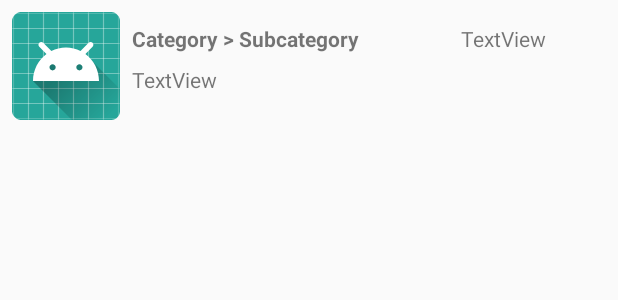
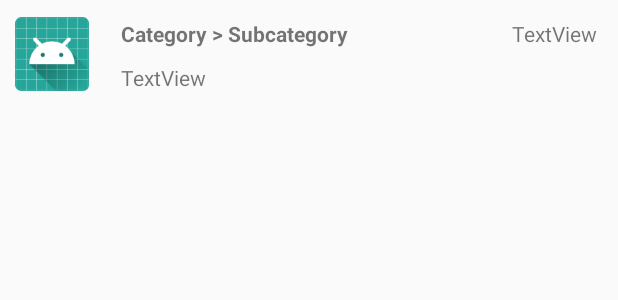
Before and after one commit to Oxymium/MyNews, an Android app: the layout article_view.xml on its own in the app's theme, with its tools: preview values and no code run, on a phone screen of 412 x 824 dp. Shown: the top 300 px of the screen. Run offline under Robolectric (Android 15) with nearby library versions, the phone set to English and light mode, and no system bars.

Commit message:
Added : - Finished MostPopular/TopStories content - Some layout changes

```diff
--- a/app/src/main/java/com/raspberyl/mynews/controller/DocsAdapter.java
+++ b/app/src/main/java/com/raspberyl/mynews/controller/DocsAdapter.java
@@ -62,7 +62,10 @@ public class DocsAdapter extends RecyclerView.Adapter<DocsAdapter.MyViewHolder>
         final Docs docs = mDocsList.get(position);
 
 
-        holder.description.setText(docs.getWeb_url());
+        // Display「Date」in the View.
+        // Output format should be「dd/MM/yy」 (for instance: 10/03/18 for 10th March 2018)
+        holder.description.setText(docs.getSnippet());
+
     }
 
     @Override
--- a/app/src/main/java/com/raspberyl/mynews/fragments/FragmentMostPopular.java
+++ b/app/src/main/java/com/raspberyl/mynews/fragments/FragmentMostPopular.java
@@ -69,8 +69,8 @@ public class FragmentMostPopular extends Fragment {
                 mMostPopularList = response.body().getResults();
 
                 // Json output into console
-                //Log.v("「Most popular」response", (Integer.toString(MOSTPOPULAR_ANSWER_CODE)));
-                //Log.w("Full「Most popular」json", new GsonBuilder().setPrettyPrinting().create().toJson(response));
+                Log.v("「Most popular」response", (Integer.toString(MOSTPOPULAR_ANSWER_CODE)));
+                Log.w("Full「Most popular」json", new GsonBuilder().setPrettyPrinting().create().toJson(response));
 
 
                 mArticleAdapter = new ArticleAdapter(mMostPopularList, getContext());
--- a/app/src/main/res/layout/article_view.xml
+++ b/app/src/main/res/layout/article_view.xml
@@ -1,52 +1,79 @@
 <?xml version="1.0" encoding="utf-8"?>
-<android.support.constraint.ConstraintLayout
+<LinearLayout
     xmlns:android="http://schemas.android.com/apk/res/android"
     xmlns:app="http://schemas.android.com/apk/res-auto"
     xmlns:tools="http://schemas.android.com/tools"
-    android:layout_width="380dp"
-    android:layout_height="wrap_content">
+    android:layout_width="match_parent"
+    android:layout_height="wrap_content"
+    android:orientation="horizontal"
+    android:weightSum="4"
+    android:id="@+id/view_layout">
+
+    <LinearLayout
+        android:layout_weight="1"
+        android:layout_width="wrap_content"
+        android:layout_height="wrap_content"
+        android:paddingLeft="10dp"
+        android:paddingEnd="10dp">
 
         <ImageView
             android:id="@+id/article_thumbnail"
-        android:layout_width="wrap_content"
-        android:layout_height="wrap_content"
-        android:layout_marginStart="8dp"
-        android:layout_marginTop="8dp"
+            android:layout_width="match_parent"
+            android:layout_height="match_parent"
+
             app:layout_constraintStart_toStartOf="parent"
             app:layout_constraintTop_toTopOf="parent"
             app:srcCompat="@mipmap/ic_launcher" />
+
+    </LinearLayout>
+
+
+    <RelativeLayout
+        android:layout_weight="3"
+        android:id="@+id/relativeLayout"
+        android:layout_width="wrap_content"
+        android:layout_height="94dp"
+        android:layout_alignParentStart="true"
+        android:layout_below="@+id/article_thumbnail"
+        >
+
+        <TextView
+            android:id="@+id/article_date"
+            android:layout_width="wrap_content"
+            android:layout_height="wrap_content"
+            android:layout_alignBaseline="@+id/article_category"
+            android:layout_alignBottom="@+id/article_category"
+            android:layout_alignParentEnd="true"
+            android:layout_marginEnd="14dp"
+            android:text="TextView" />
 
         <TextView
             android:id="@+id/article_category"
             android:layout_width="wrap_content"
             android:layout_height="wrap_content"
-        android:layout_marginStart="8dp"
-        android:layout_marginTop="16dp"
+            android:layout_above="@+id/article_content"
+            android:layout_alignParentStart="true"
+            android:layout_marginStart="11dp"
             android:text="Category > Subcategory"
-        android:textStyle="bold"
-        app:layout_constraintStart_toEndOf="@+id/article_thumbnail"
-        app:layout_constraintTop_toTopOf="parent" />
-
+            android:textStyle="bold" />
 
         <TextView
             android:id="@+id/article_content"
-        android:layout_width="278dp"
-        android:layout_height="39dp"
-        android:layout_marginStart="8dp"
-        android:layout_marginTop="8dp"
+            android:layout_width="wrap_content"
+            android:layout_height="wrap_content"
+            android:layout_alignEnd="@+id/article_date"
+            android:layout_alignStart="@+id/article_category"
+            android:layout_centerVertical="true"
             android:ellipsize="end"
             android:maxLines="2"
-        android:text="TextView"
-        app:layout_constraintStart_toEndOf="@+id/article_thumbnail"
-        app:layout_constraintTop_toBottomOf="@+id/article_category" />
+            android:paddingTop="10dp"
+            android:text="TextView" />
 
-    <TextView
-        android:id="@+id/article_date"
-        android:layout_width="wrap_content"
-        android:layout_height="wrap_content"
-        android:layout_marginEnd="16dp"
-        android:layout_marginTop="16dp"
-        android:text="TextView"
-        app:layout_constraintEnd_toEndOf="parent"
-        app:layout_constraintTop_toTopOf="parent" />
-</android.support.constraint.ConstraintLayout>
+
+
+    </RelativeLayout>
+
+
+
+
+</LinearLayout>
--- a/gradle.properties
+++ b/gradle.properties
@@ -9,7 +9,9 @@
 
 # Specifies the JVM arguments used for the daemon process.
 # The setting is particularly useful for tweaking memory settings.
-org.gradle.jvmargs=-Xmx1536m
+org.gradle.parallel=true
+org.gradle.daemon=true
+org.gradle.jvmargs=-Xms2048m -Xmx4096m
 
 # When configured, Gradle will run in incubating parallel mode.
 # This option should only be used with decoupled projects. More details, visit
```
Also changed, not shown: app/src/main/java/com/raspberyl/mynews/controller/ArticleAdapter.java (+23 -3 lines), app/src/main/java/com/raspberyl/mynews/fragments/FragmentBusiness.java (+7 -6 lines), app/src/main/java/com/raspberyl/mynews/model/Article.java (+8 -8 lines), app/src/main/java/com/raspberyl/mynews/model/Docs.java (+16 -14 lines). Lines whose indentation alone changed are shown as unchanged.
